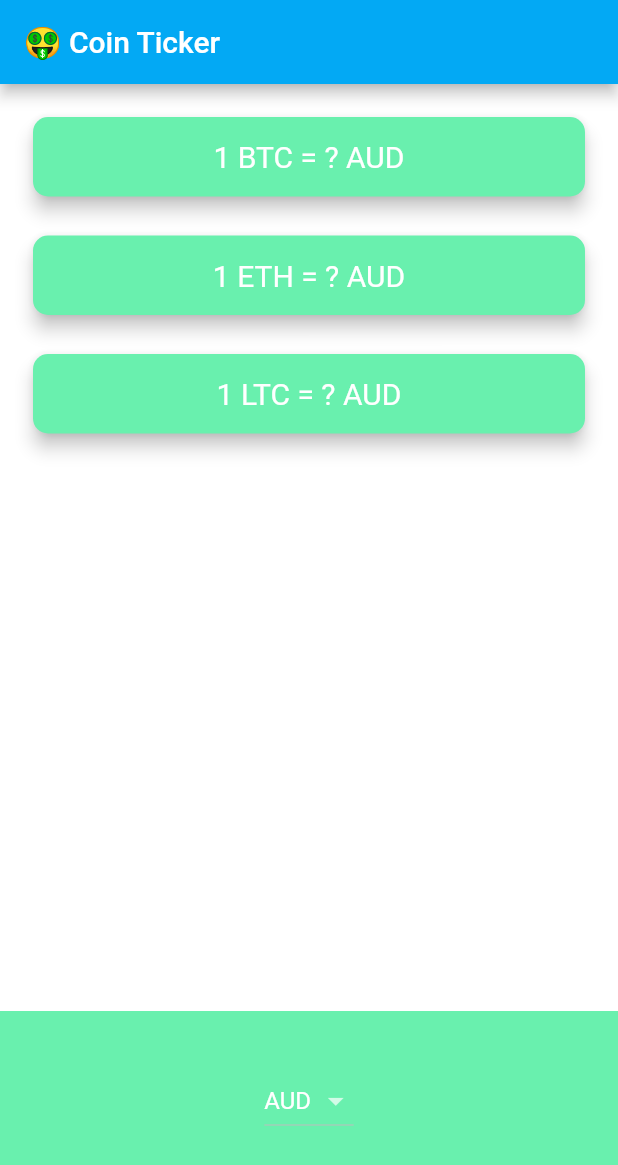
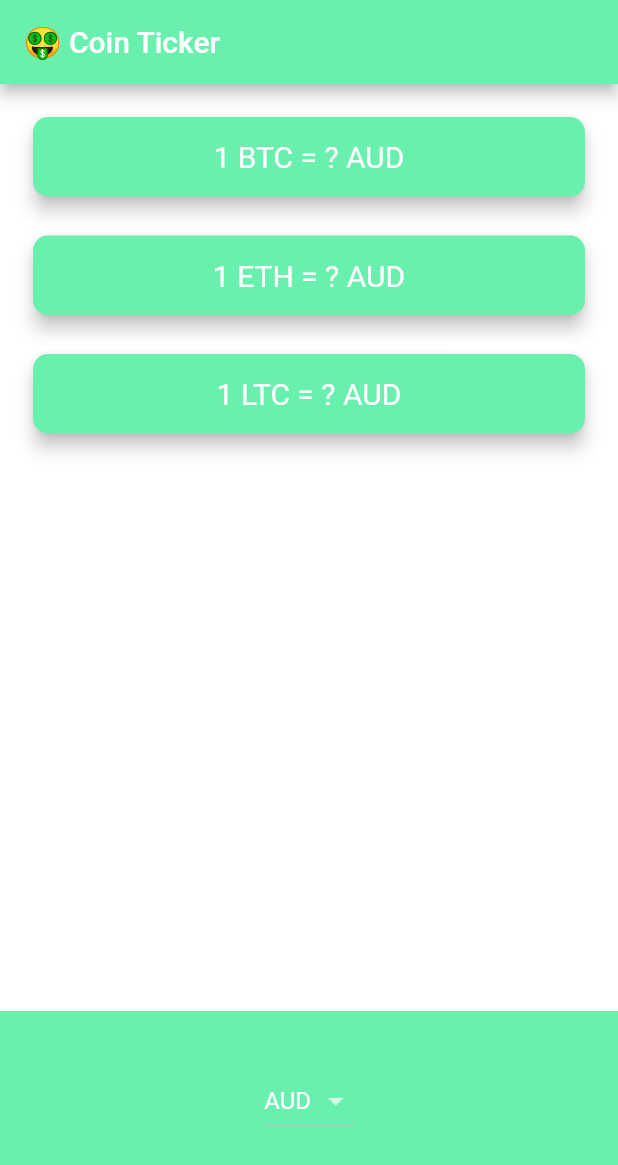
Before and after one commit to bocahrokok/bitcoin-flutter, a Flutter app: the screen it shows after launch, on a phone screen of 412 x 824 dp. Shown: the top 1165 px of the screen. Run offline on Flutter 3.47's test engine with Material 2 defaults, Android fonts, the phone set to English and light mode, and no system bars; network calls fail.

Commit message:
commit 22.20

```diff
--- a/lib/price_screen.dart
+++ b/lib/price_screen.dart
@@ -11,6 +11,7 @@ class PriceScreen extends StatefulWidget {
 class _PriceScreenState extends State<PriceScreen> {
   String selectedCurrency = 'AUD';
 
+  //android version dropdown
   DropdownButton<String> androidDropdown() {
     List<DropdownMenuItem<String>> dropdownItems = [];
     for (String currency in currenciesList) {
@@ -21,6 +22,7 @@ class _PriceScreenState extends State<PriceScreen> {
       dropdownItems.add(newItem);
     }
 
+    //returning dropdown with value and behaviour
     return DropdownButton<String>(
       value: selectedCurrency,
       items: dropdownItems,
@@ -33,6 +35,7 @@ class _PriceScreenState extends State<PriceScreen> {
     );
   }
 
+  //ios version dropdown
   CupertinoPicker iOSPicker() {
     List<Text> pickerItems = [];
     for (String currency in currenciesList) {
@@ -52,9 +55,12 @@ class _PriceScreenState extends State<PriceScreen> {
     );
   }
 
+  //Map string
+
   Map<String, String> coinValues = {};
   bool isWaiting = false;
 
+  //get data from api
   void getData() async {
     isWaiting = true;
     try {
@@ -68,12 +74,14 @@ class _PriceScreenState extends State<PriceScreen> {
     }
   }
 
+  //make it works
   @override
   void initState() {
     super.initState();
     getData();
   }
 
+  //joined cryptocard
   Column makeCards() {
     List<CryptoCard> cryptoCards = [];
     for (String crypto in cryptoList) {
@@ -96,17 +104,21 @@ class _PriceScreenState extends State<PriceScreen> {
     return Scaffold(
       appBar: AppBar(
         title: Text('🤑 Coin Ticker'),
+        backgroundColor: Colors.greenAccent,
       ),
       body: Column(
         mainAxisAlignment: MainAxisAlignment.spaceBetween,
         crossAxisAlignment: CrossAxisAlignment.stretch,
         children: <Widget>[
+          //cryptocurrencies card
           makeCards(),
+          //the picker ios or android
           Container(
             height: 150.0,
             alignment: Alignment.center,
             padding: EdgeInsets.only(bottom: 30.0),
             color: Colors.greenAccent,
+            //the currency picker
             child: Platform.isIOS ? iOSPicker() : androidDropdown(),
           ),
         ],
@@ -115,6 +127,7 @@ class _PriceScreenState extends State<PriceScreen> {
   }
 }
 
+//cryptocard strach
 class CryptoCard extends StatelessWidget {
   const CryptoCard({
     this.value,
```
